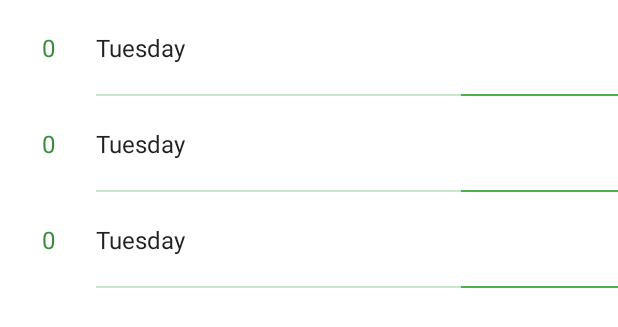
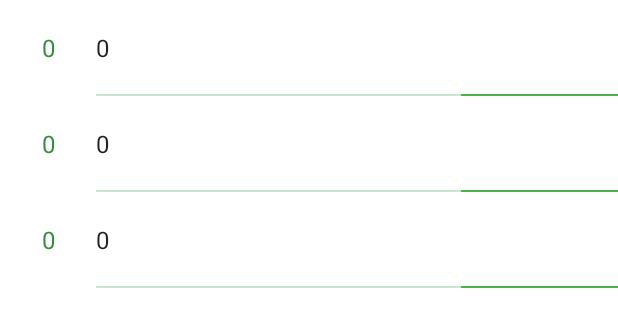
Before and after one commit to akodiakson/Capstone-Project, an Android app: the layout layout_game_summary_master.xml on its own in the app's theme, with its tools: preview values and no code run, on a phone screen of 412 x 824 dp. Shown: the top 327 px of the screen. Run offline under Robolectric (Android 15) with nearby library versions, the phone set to English and light mode, and no system bars.

```diff
--- a/app/src/main/res/layout/item_game_summary.xml
+++ b/app/src/main/res/layout/item_game_summary.xml
@@ -25,7 +25,7 @@
         android:layout_marginLeft="@dimen/game_summary_row_date_left_margin"
         android:layout_marginStart="@dimen/game_summary_row_date_left_margin"
         android:textAppearance="?attr/textAppearanceListItem"
-        tools:text="Tuesday" />
+        tools:text="0" />
 
     <LinearLayout
         android:id="@+id/ball_strike_distribution_bar"
```
